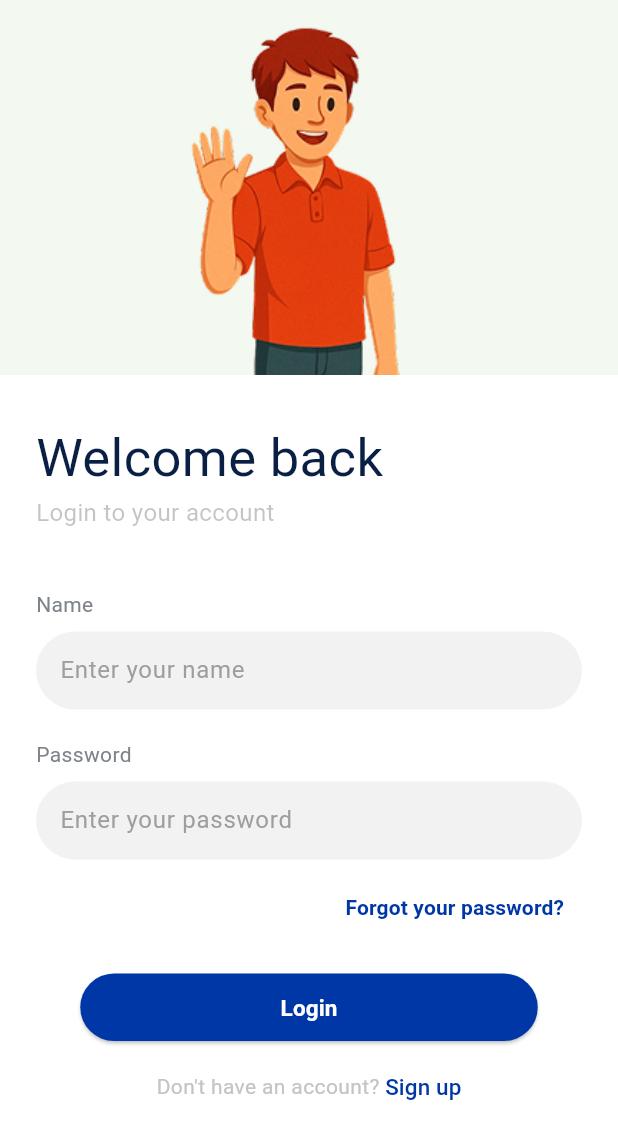
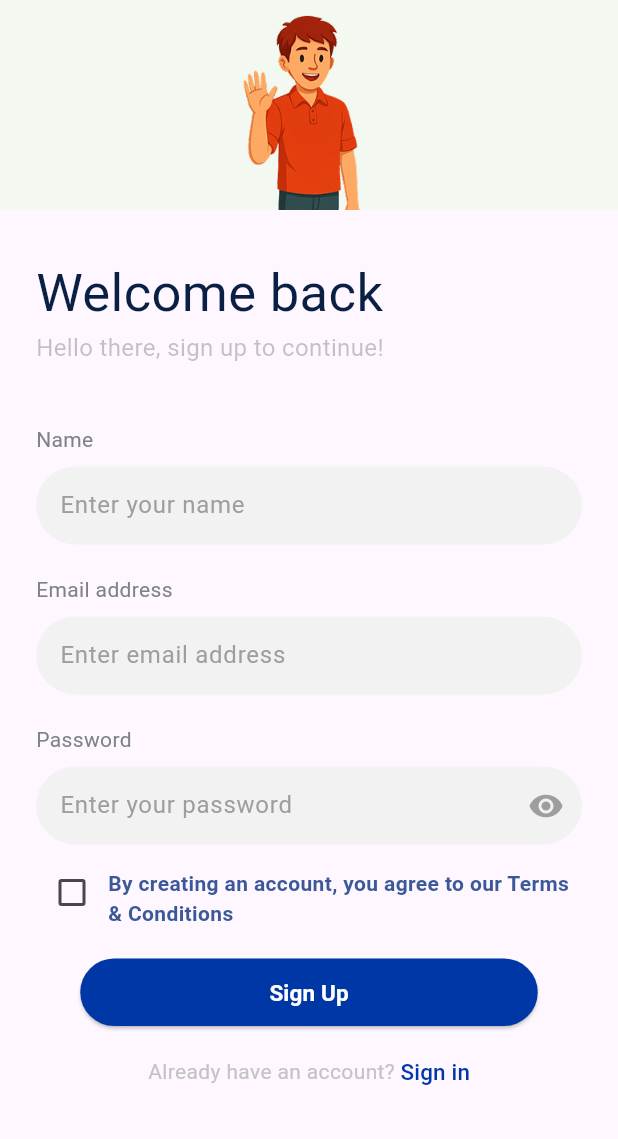
Before and after one commit to Abed-Najjar/gp2, a Flutter app: the screen it shows after launch, after a tap on "Sign up", on a phone screen of 412 x 824 dp. Shown: the top 1139 px of the screen. Run offline on Flutter 3.47's test engine with Material 3 defaults, Android fonts, the phone set to English and light mode, and no system bars; our stand-ins replace google_fonts; Roboto replaces fonts that are missing (Inder).

Commit message:
added signup screen with api_service class

```diff
--- a/lib/login.dart
+++ b/lib/login.dart
@@ -1,5 +1,6 @@
 import 'package:flutter/material.dart';
 import 'package:google_fonts/google_fonts.dart';
+import 'package:gp2/signup.dart';
 
 
 void main() {
@@ -190,8 +191,26 @@ class LoginScreen extends StatelessWidget {
                   TextButton(
                     // Sign Up Functionality
                     onPressed: () {
-                      // Handle sign up
-                    },
+                    Navigator.push(
+                      context,
+                      PageRouteBuilder(
+                        pageBuilder: (_, __, ___) => const SignupScreen(),
+                        transitionsBuilder: (_, animation, __, child) {
+                          return SlideTransition(
+                            position: Tween<Offset>(
+                              begin: const Offset(1.0, 0.0),
+                              end: Offset.zero,
+                            ).animate(CurvedAnimation(
+                              parent: animation,
+                              curve: Curves.easeOutCubic,
+                            )),
+                            child: child,
+                          );
+                        },
+                        transitionDuration: const Duration(milliseconds: 300),
+                      ),
+                    );
+                  },
 
                     style: TextButton.styleFrom(
                       padding: EdgeInsets.zero, // Removes padding around the text
--- /dev/null
+++ b/lib/main.dart
@@ -0,0 +1,23 @@
+import 'package:flutter/material.dart';
+import 'package:gp2/login.dart';
+
+void main() {
+  runApp(const MyApp());
+}
+
+class MyApp extends StatelessWidget {
+  const MyApp({super.key});
+
+  @override
+  Widget build(BuildContext context) {
+    return MaterialApp(
+      title: 'GP2',
+      debugShowCheckedModeBanner: false,
+      theme: ThemeData(
+        primarySwatch: Colors.blue,
+        useMaterial3: true,
+      ),
+      home: const LoginScreen(),
+    );
+  }
+}
--- /dev/null
+++ b/lib/signup.dart
@@ -0,0 +1,294 @@
+import 'package:flutter/material.dart';
+import 'package:google_fonts/google_fonts.dart';
+import 'package:gp2/login.dart';
+import 'api_service.dart';
+
+class SignupScreen extends StatefulWidget {
+  const SignupScreen({super.key});
+
+  @override
+  State<SignupScreen> createState() => _SignupScreenState();
+}
+
+class _SignupScreenState extends State<SignupScreen> {
+  final _nameController = TextEditingController();
+  final _emailController = TextEditingController();
+  final _passwordController = TextEditingController();
+  bool _isLoading = false;
+  bool _obscurePassword = true;
+  bool _termsAccepted = false;
+
+  Future<void> _handleSignup() async {
+    if (_nameController.text.isEmpty ||
+        _emailController.text.isEmpty ||
+        _passwordController.text.isEmpty) {
+      ScaffoldMessenger.of(context).showSnackBar(
+        const SnackBar(content: Text('Please fill all fields')),
+      );
+      return;
+    }
+
+    if (!_termsAccepted) {
+      ScaffoldMessenger.of(context).showSnackBar(
+        const SnackBar(content: Text('Please accept terms & conditions')),
+      );
+      return;
+    }
+
+    setState(() => _isLoading = true);
+
+    try {
+      final response = await ApiService.signup(
+        _nameController.text.trim(),
+        _emailController.text.trim(),
+        _passwordController.text.trim(),
+      );
+
+      if (!mounted) return; // Add mounted check after async operation
+
+      if (response['success'] == true) {
+        ScaffoldMessenger.of(context).showSnackBar(
+          const SnackBar(content: Text('Signup successful! Please login')),
+        );
+        Navigator.pop(context); // Return to login screen
+      } else {
+        ScaffoldMessenger.of(context).showSnackBar(
+          SnackBar(content: Text(response['message'] ?? 'Signup failed')),
+        );
+      }
+    } catch (e) {
+      if (!mounted) return; // Add mounted check after async operation
+      ScaffoldMessenger.of(context).showSnackBar(
+        SnackBar(content: Text('Error: ${e.toString()}')),
+      );
+    } finally {
+      if (mounted) { // Add mounted check in finally block
+        setState(() => _isLoading = false);
+      }
+    }
+  }
+
+  @override
+  Widget build(BuildContext context) {
+    return Scaffold(
+      body: SingleChildScrollView(
+        child: Wrap(
+          children: [
+            Center(
+              child: Container(
+                width: double.infinity,
+                height: 140,
+                color: const Color.fromRGBO(243, 249, 241, 1),
+                alignment: Alignment.bottomCenter,
+                child: Image.asset('images/fnan1.png'),
+              ),
+            ),
+            Padding(
+              padding: const EdgeInsets.only(left: 24.0, right: 24),
+              child: Column(
+                crossAxisAlignment: CrossAxisAlignment.start,
+                children: [
+                  const SizedBox(height: 30),
+                  Text(
+                    'Welcome back',
+                    style: GoogleFonts.inder(
+                      fontSize: 35,
+                      color: const Color.fromRGBO(10, 31, 68, 1),
+                    ),
+                  ),
+                  Text(
+                    'Hello there, sign up to continue!',
+                    style: GoogleFonts.inder(
+                      fontSize: 16,
+                      color: const Color.fromRGBO(66, 66, 66, 0.31)
+                    ),
+                  ),
+                  const SizedBox(height: 40),
+                  Text(
+                    'Name',
+                    style: TextStyle(
+                      color: Color.fromRGBO(126, 131, 137, 1),
+                    ),
+                  ),
+                  const SizedBox(height: 8),
+                  Container(
+                    decoration: BoxDecoration(
+                      color: const Color.fromRGBO(242, 242, 242, 1),
+                      borderRadius: BorderRadius.circular(32),
+                    ),
+                    child: TextField(
+                      controller: _nameController,
+                      decoration: InputDecoration(
+                        hintText: 'Enter your name',
+                        hintStyle: TextStyle(
+                          color: const Color.fromRGBO(158, 158, 158, 1),
+                        ),
+                        border: InputBorder.none,
+                        contentPadding: EdgeInsets.symmetric(horizontal: 16, vertical: 14),
+                      ),
+                    ),
+                  ),
+                  const SizedBox(height: 20),
+                  Text(
+                    'Email address',
+                    style: TextStyle(
+                      color: Color.fromRGBO(126, 131, 137, 1),
+                    ),
+                  ),
+                  const SizedBox(height: 8),
+                  Container(
+                    decoration: BoxDecoration(
+                      color: const Color.fromRGBO(242, 242, 242, 1),
+                      borderRadius: BorderRadius.circular(32),
+                    ),
+                    child: TextField(
+                      controller: _emailController,
+                      decoration: InputDecoration(
+                        hintText: 'Enter email address',
+                        hintStyle: TextStyle(
+                          color: const Color.fromRGBO(158, 158, 158, 1),
+                        ),
+                        border: InputBorder.none,
+                        contentPadding: EdgeInsets.symmetric(horizontal: 16, vertical: 14),
+                      ),
+                      keyboardType: TextInputType.emailAddress,
+                    ),
+                  ),
+                  const SizedBox(height: 20),
+                  Text(
+                    'Password',
+                    style: TextStyle(
+                      color: Color.fromRGBO(126, 131, 137, 1),
+                    ),
+                  ),
+                  const SizedBox(height: 8),
+                  Container(
+                    decoration: BoxDecoration(
+                      color: const Color.fromRGBO(242, 242, 242, 1),
+                      borderRadius: BorderRadius.circular(32),
+                    ),
+                    child: TextField(
+                      controller: _passwordController,
+                      obscureText: _obscurePassword,
+                      decoration: InputDecoration(
+                        hintText: 'Enter your password',
+                        hintStyle: TextStyle(color: Colors.grey),
+                        border: InputBorder.none,
+                        contentPadding: EdgeInsets.symmetric(horizontal: 16, vertical: 14),
+                        suffixIcon: IconButton(
+                          icon: Icon(
+                            _obscurePassword ? Icons.visibility : Icons.visibility_off,
+                            color: Colors.grey,
+                          ),
+                          onPressed: () => setState(() => _obscurePassword = !_obscurePassword),
+                        ),
+                      ),
+                    ),
+                  ),
+                  const SizedBox(height: 8),
+                  Row(
+                    crossAxisAlignment: CrossAxisAlignment.start,
+                    children: [
+                      Checkbox(
+                        value: _termsAccepted,
+                        onChanged: (bool? value) {
+                          setState(() => _termsAccepted = value ?? false);
+                        },
+                        activeColor: Color.fromRGBO(0, 55, 166, 1),
+                      ),
+                      Flexible(
+                        child: Padding(
+                          padding: const EdgeInsets.only(top: 8.0),
+                          child: Text(
+                            'By creating an account, you agree to our Terms & Conditions',
+                            style: TextStyle(
+                              color: Color.fromRGBO(59, 89, 152, 1),
+                              fontWeight: FontWeight.bold,
+                            ),
+                          ),
+                        ),
+                      ),
+                    ],
+                  ),
+                  const SizedBox(height: 20),
+                  Center(
+                    child: SizedBox(
+                      width: 305,
+                      height: 45,
+                      child: ElevatedButton(
+                        onPressed: _isLoading ? null : _handleSignup,
+                        style: ElevatedButton.styleFrom(
+                          backgroundColor: Color.fromRGBO(0, 55, 166, 1),
+                          padding: const EdgeInsets.all(10),
+                          shape: RoundedRectangleBorder(
+                            borderRadius: BorderRadius.circular(39),
+                          ),
+                        ),
+                        child: _isLoading
+                            ? const CircularProgressIndicator(color: Colors.white)
+                            : Text('Sign Up', style: GoogleFonts.inder(
+                                fontSize: 15,
+                                color: Colors.white,
+                                fontWeight: FontWeight.bold
+                              )),
+                      ),
+                    ),
+                  ),
+                  const SizedBox(height: 20),
+                  Center(
+                    child: Row(
+                      mainAxisAlignment: MainAxisAlignment.center,
+                      children: [
+                        Text(
+                          "Already have an account? ",
+                          style: TextStyle(
+                            color: const Color.fromRGBO(196, 196, 196, 1),
+                          ),
+                        ),
+                        TextButton(
+                          onPressed: () {
+                            Navigator.push(
+                              context,
+                              PageRouteBuilder(
+                                pageBuilder: (_, __, ___) => const LoginScreen(),
+                                transitionsBuilder: (_, animation, __, child) {
+                                  return SlideTransition(
+                                    position: Tween<Offset>(
+                                      begin: const Offset(1.0, 0.0),
+                                      end: Offset.zero,
+                                    ).animate(CurvedAnimation(
+                                      parent: animation,
+                                      curve: Curves.easeOutCubic,
+                                    )),
+                                    child: child,
+                                  );
+                                },
+                                transitionDuration: const Duration(milliseconds: 250),
+                              ),
+                            );
+                          },
+                          style: TextButton.styleFrom(
+                            padding: EdgeInsets.zero,
+                            minimumSize: const Size(0, 0),
+                            tapTargetSize: MaterialTapTargetSize.shrinkWrap,
+                          ),
+                          child: Text(
+                            'Sign in',
+                            style: TextStyle(
+                              color: Color.fromRGBO(0, 55, 166, 1),
+                              fontSize: 15,
+                            ),
+                          ),
+                        ),
+                      ],
+                    )
+                  ),
+                ],
+              ),
+            ),
+          ],
+        ),
+      ),
+    );
+  }
+}
--- a/pubspec.yaml
+++ b/pubspec.yaml
@@ -7,10 +7,12 @@ environment:
   sdk: ^3.7.2
 
 dependencies:
+  http: ^1.1.0
   flutter:
     sdk: flutter
   flutter_svg: ^2.1.0
   google_fonts: ^6.2.1
+
 
 dev_dependencies:
   flutter_test:
```
Also changed, not shown: lib/api_service.dart (added, +33 -0 lines), pubspec.lock, 1 other file.
